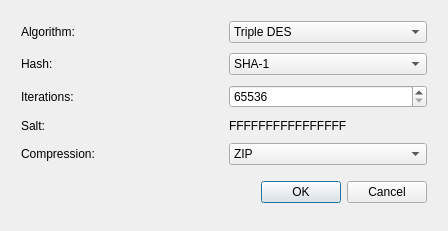
Before: the Qt Designer form qt_ui/file_properties_dialog.ui in evpo/EncryptPad, drawn with Qt 5.
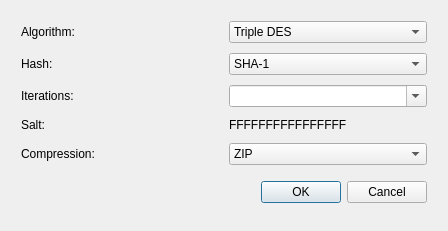
After: the same form once the commit is applied.

Commit message: Add combo box to interations listing all 255 possible interations to address #48

The edit to the form file:
```diff
--- a/qt_ui/file_properties_dialog.ui
+++ b/qt_ui/file_properties_dialog.ui
@@ -181,15 +181,9 @@
       </widget>
      </item>
      <item row="2" column="1">
-      <widget class="QSpinBox" name="uiIterations">
-       <property name="minimum">
-        <number>65536</number>
-       </property>
-       <property name="maximum">
-        <number>65011712</number>
-       </property>
-       <property name="singleStep">
-        <number>300000</number>
+      <widget class="QComboBox" name="uiIterations">
+       <property name="editable">
+        <bool>true</bool>
        </property>
       </widget>
      </item>
```
The commit also changes 1 other file.
